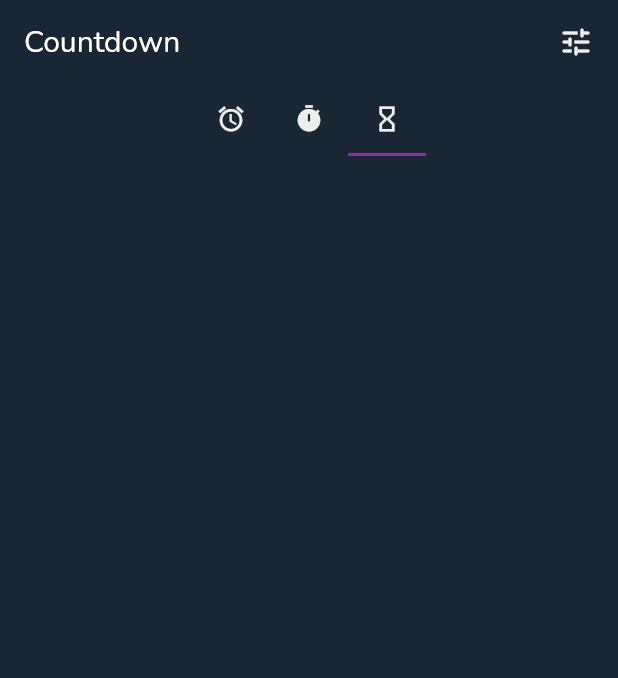
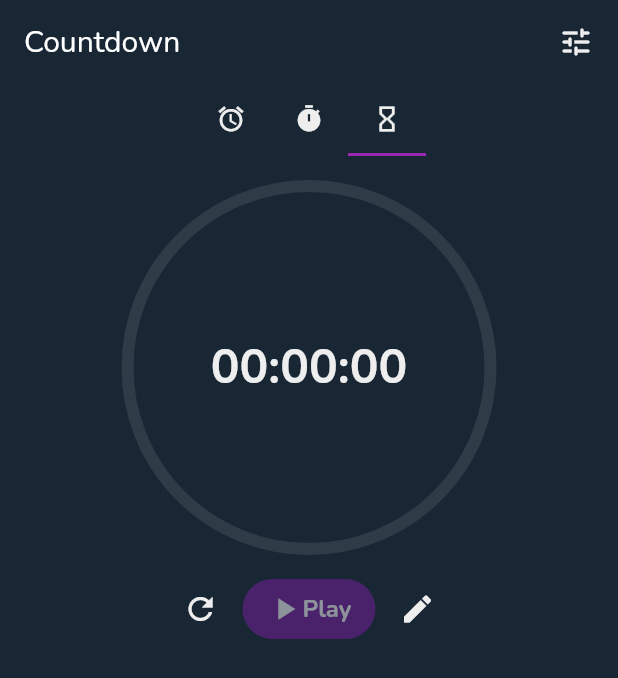
Before and after one commit to ardmgtm/mclock, a Flutter app: the screen it shows after launch, tab 3 chosen, on a phone screen of 412 x 824 dp. Shown: the top 678 px of the screen. Run offline on Flutter 3.47's test engine with Material 2 defaults, Android fonts, the light colour scheme and no system bars; drawn by our look-alikes of percent_indicator; our stand-ins replace analog_clock, sliding_up_panel; missing offline and left inert: timer_builder.

Commit message:
create countdown page

```diff
--- /dev/null
+++ b/lib/ui/countdown_page.dart
@@ -0,0 +1,182 @@
+import 'dart:async';
+
+import 'package:flutter/cupertino.dart';
+import 'package:flutter/material.dart';
+import 'package:percent_indicator/circular_percent_indicator.dart';
+
+class CountdownPage extends StatefulWidget {
+  @override
+  _CountdownPageState createState() => _CountdownPageState();
+}
+
+class _CountdownPageState extends State<CountdownPage> {
+  bool _isStopped = true;
+  Duration _countdownTime = Duration.zero;
+  Duration _lastCountDown = Duration.zero;
+  Timer _timer;
+
+  void startTimer() {
+    const oneSec = const Duration(seconds: 1);
+    _timer = new Timer.periodic(
+      oneSec,
+      (Timer timer) => setState(
+        () {
+          if (_countdownTime.inSeconds > 0) {
+            _isStopped = false;
+            _countdownTime = _countdownTime - Duration(seconds: 1);
+          } else {
+            timer.cancel();
+            _isStopped = true;
+          }
+        },
+      ),
+    );
+  }
+
+  String _printCountdownTime() {
+    String twoDigits(int n) => n.toString().padLeft(2, "0");
+    String twoDigitMinutes = twoDigits(_countdownTime.inMinutes.remainder(60));
+    String twoDigitSeconds = twoDigits(_countdownTime.inSeconds.remainder(60));
+    return "${twoDigits(_countdownTime.inHours)}:$twoDigitMinutes:$twoDigitSeconds";
+  }
+
+  @override
+  void dispose() {
+    _timer.cancel();
+    super.dispose();
+  }
+
+  @override
+  Widget build(BuildContext context) {
+    return Center(
+      child: Column(
+        children: [
+          SizedBox(height: 16),
+          CircularPercentIndicator(
+            radius: 250,
+            lineWidth: 8,
+            percent: _isStopped
+                ? 0.0
+                : 1.0 -
+                    ((_lastCountDown - _countdownTime).inSeconds /
+                        _lastCountDown.inSeconds),
+            center: Text(
+              _printCountdownTime(),
+              style: TextStyle(
+                color: Colors.grey[200],
+                fontSize: 32,
+                fontWeight: FontWeight.bold,
+              ),
+            ),
+            circularStrokeCap: CircularStrokeCap.round,
+            progressColor: Colors.purple[700],
+            backgroundColor: Colors.grey[200].withOpacity(0.1),
+          ),
+          SizedBox(height: 16),
+          Row(
+            mainAxisAlignment: MainAxisAlignment.center,
+            children: [
+              Visibility(
+                visible: _isStopped,
+                child: GestureDetector(
+                  onTap: () {
+                    setState(() {
+                      _countdownTime = _lastCountDown;
+                    });
+                  },
+                  child: Container(
+                    padding: EdgeInsets.symmetric(horizontal: 16, vertical: 8),
+                    child: Icon(
+                      Icons.refresh,
+                      color: Colors.grey[200],
+                    ),
+                  ),
+                ),
+              ),
+              GestureDetector(
+                onTap: () {
+                  setState(() {
+                    if (_countdownTime == Duration.zero) {
+                    } else if (_isStopped) {
+                      _lastCountDown = _countdownTime;
+                      startTimer();
+                    } else {
+                      _isStopped = true;
+                      _countdownTime = Duration.zero;
+                      _timer.cancel();
+                    }
+                  });
+                },
+                child: Opacity(
+                  opacity: (_countdownTime == Duration.zero) ? 0.5 : 1.0,
+                  child: Container(
+                    padding: EdgeInsets.symmetric(horizontal: 16, vertical: 8),
+                    decoration: BoxDecoration(
+                      color: Colors.purple[700],
+                      borderRadius: BorderRadius.circular(20),
+                    ),
+                    child: Row(
+                      children: [
+                        Icon(
+                          _isStopped ? Icons.play_arrow : Icons.stop,
+                          color: Colors.white,
+                        ),
+                        Text(
+                          _isStopped ? "Play" : "Stop",
+                          style: TextStyle(
+                            fontSize: 16,
+                            color: Colors.white,
+                            fontWeight: FontWeight.bold,
+                          ),
+                        ),
+                      ],
+                    ),
+                  ),
+                ),
+              ),
+              Visibility(
+                visible: _isStopped,
+                child: GestureDetector(
+                  child: Container(
+                    padding: EdgeInsets.symmetric(horizontal: 16, vertical: 8),
+                    child: Icon(
+                      Icons.edit,
+                      color: Colors.grey[200],
+                    ),
+                  ),
+                  onTap: () {
+                    showModalBottomSheet(
+                      backgroundColor: Colors.transparent,
+                      context: context,
+                      builder: (BuildContext builder) {
+                        return Container(
+                          margin: EdgeInsets.symmetric(horizontal: 16),
+                          decoration: BoxDecoration(
+                            color: Colors.grey[200],
+                            borderRadius: BorderRadius.vertical(
+                              top: Radius.circular(16),
+                            ),
+                          ),
+                          height: MediaQuery.of(context).size.height / 3,
+                          child: CupertinoTimerPicker(
+                            mode: CupertinoTimerPickerMode.hms,
+                            initialTimerDuration: _countdownTime,
+                            onTimerDurationChanged: (Duration changedtimer) {
+                              setState(() {
+                                _countdownTime = changedtimer;
+                              });
+                            },
+                          ),
+                        );
+                      },
+                    );
+                  },
+                ),
+              ),
+            ],
+          ),
+        ],
+      ),
+    );
+  }
+}
--- a/lib/ui/home_screen.dart
+++ b/lib/ui/home_screen.dart
@@ -1,5 +1,6 @@
 import 'package:flutter/material.dart';
 import 'package:mclock/ui/alarm_page.dart';
+import 'package:mclock/ui/countdown_page.dart';
 
 class HomeScreen extends StatefulWidget {
   @override
@@ -83,7 +84,7 @@ class _HomeScreenState extends State<HomeScreen>
         children: [
           AlarmPage(),
           Container(),
-          Container(),
+          CountdownPage(),
         ],
       ),
     );
--- a/pubspec.yaml
+++ b/pubspec.yaml
@@ -26,6 +26,7 @@ dependencies:
   analog_clock: ^0.0.4
   cupertino_icons: ^1.0.1
   intl: ^0.16.1
+  percent_indicator: ^2.1.8
   sliding_up_panel: ^1.0.2
   timer_builder: ^1.3.0
 
```
Also changed, not shown: pubspec.lock.
